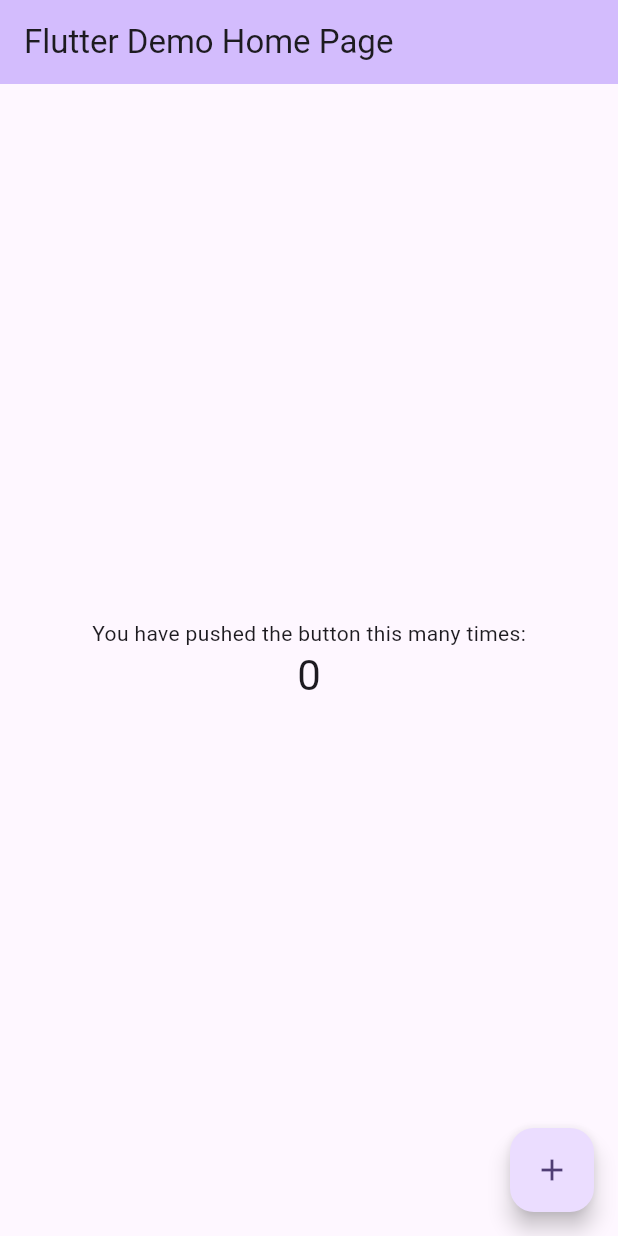
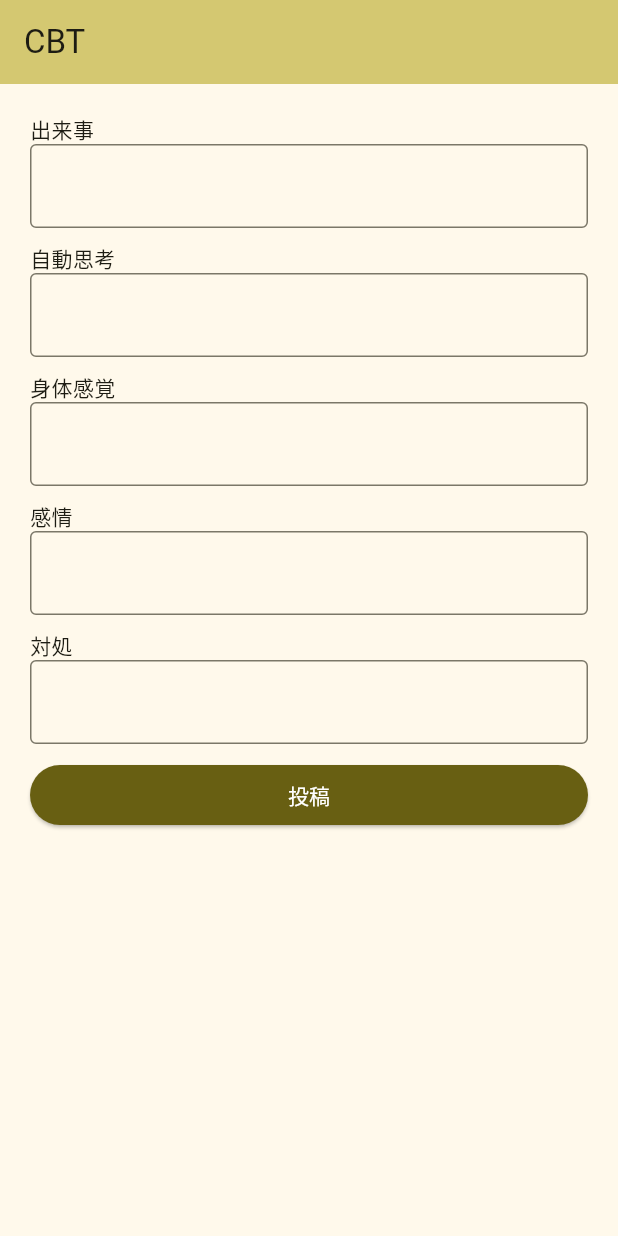
Before and after one commit to YvesDansereau/cbt-memo, a Flutter app: the screen it shows after launch, on a phone screen of 412 x 824 dp. Run offline on Flutter 3.47's test engine with Material 3 defaults, Android fonts, the phone set to English and light mode, and no system bars.

Commit message:
✨ Add stress diary page (#2)

```diff
--- a/lib/main.dart
+++ b/lib/main.dart
@@ -1,4 +1,6 @@
 import 'package:flutter/material.dart';
+
+import 'stress_diary.dart';
 
 void main() {
   runApp(const MyApp());
@@ -7,119 +9,32 @@ void main() {
 class MyApp extends StatelessWidget {
   const MyApp({super.key});
 
-  // This widget is the root of your application.
   @override
   Widget build(BuildContext context) {
     return MaterialApp(
-      title: 'Flutter Demo',
+      title: 'CBT',
       theme: ThemeData(
-        // This is the theme of your application.
-        //
-        // TRY THIS: Try running your application with "flutter run". You'll see
-        // the application has a purple toolbar. Then, without quitting the app,
-        // try changing the seedColor in the colorScheme below to Colors.green
-        // and then invoke "hot reload" (save your changes or press the "hot
-        // reload" button in a Flutter-supported IDE, or press "r" if you used
-        // the command line to start the app).
-        //
-        // Notice that the counter didn't reset back to zero; the application
-        // state is not lost during the reload. To reset the state, use hot
-        // restart instead.
-        //
-        // This works for code too, not just values: Most code changes can be
-        // tested with just a hot reload.
-        colorScheme: ColorScheme.fromSeed(seedColor: Colors.deepPurple),
+        colorScheme: ColorScheme.fromSeed(seedColor: Colors.yellow),
         useMaterial3: true,
       ),
-      home: const MyHomePage(title: 'Flutter Demo Home Page'),
+      home: const MyHomePage(title: 'CBT'),
     );
   }
 }
 
-class MyHomePage extends StatefulWidget {
+class MyHomePage extends StatelessWidget {
   const MyHomePage({super.key, required this.title});
-
-  // This widget is the home page of your application. It is stateful, meaning
-  // that it has a State object (defined below) that contains fields that affect
-  // how it looks.
-
-  // This class is the configuration for the state. It holds the values (in this
-  // case the title) provided by the parent (in this case the App widget) and
-  // used by the build method of the State. Fields in a Widget subclass are
-  // always marked "final".
 
   final String title;
 
   @override
-  State<MyHomePage> createState() => _MyHomePageState();
-}
-
-class _MyHomePageState extends State<MyHomePage> {
-  int _counter = 0;
-
-  void _incrementCounter() {
-    setState(() {
-      // This call to setState tells the Flutter framework that something has
-      // changed in this State, which causes it to rerun the build method below
-      // so that the display can reflect the updated values. If we changed
-      // _counter without calling setState(), then the build method would not be
-      // called again, and so nothing would appear to happen.
-      _counter++;
-    });
-  }
-
-  @override
   Widget build(BuildContext context) {
-    // This method is rerun every time setState is called, for instance as done
-    // by the _incrementCounter method above.
-    //
-    // The Flutter framework has been optimized to make rerunning build methods
-    // fast, so that you can just rebuild anything that needs updating rather
-    // than having to individually change instances of widgets.
     return Scaffold(
       appBar: AppBar(
-        // TRY THIS: Try changing the color here to a specific color (to
-        // Colors.amber, perhaps?) and trigger a hot reload to see the AppBar
-        // change color while the other colors stay the same.
         backgroundColor: Theme.of(context).colorScheme.inversePrimary,
-        // Here we take the value from the MyHomePage object that was created by
-        // the App.build method, and use it to set our appbar title.
-        title: Text(widget.title),
+        title: Text(title),
       ),
-      body: Center(
-        // Center is a layout widget. It takes a single child and positions it
-        // in the middle of the parent.
-        child: Column(
-          // Column is also a layout widget. It takes a list of children and
-          // arranges them vertically. By default, it sizes itself to fit its
-          // children horizontally, and tries to be as tall as its parent.
-          //
-          // Column has various properties to control how it sizes itself and
-          // how it positions its children. Here we use mainAxisAlignment to
-          // center the children vertically; the main axis here is the vertical
-          // axis because Columns are vertical (the cross axis would be
-          // horizontal).
-          //
-          // TRY THIS: Invoke "debug painting" (choose the "Toggle Debug Paint"
-          // action in the IDE, or press "p" in the console), to see the
-          // wireframe for each widget.
-          mainAxisAlignment: MainAxisAlignment.center,
-          children: <Widget>[
-            const Text(
-              'You have pushed the button this many times:',
-            ),
-            Text(
-              '$_counter',
-              style: Theme.of(context).textTheme.headlineMedium,
-            ),
-          ],
-        ),
-      ),
-      floatingActionButton: FloatingActionButton(
-        onPressed: _incrementCounter,
-        tooltip: 'Increment',
-        child: const Icon(Icons.add),
-      ), // This trailing comma makes auto-formatting nicer for build methods.
+      body: const StressDiaryPage(),
     );
   }
 }
--- /dev/null
+++ b/lib/stress_diary.dart
@@ -0,0 +1,109 @@
+import 'package:flutter/material.dart';
+
+import 'title_and_text_field.dart';
+
+class StressDiaryPage extends StatefulWidget {
+  const StressDiaryPage({super.key});
+
+  @override
+  State<StressDiaryPage> createState() => _StressDiaryPageState();
+}
+
+class _StressDiaryPageState extends State<StressDiaryPage> {
+  final event = TextEditingController();
+
+  final automaticThought = TextEditingController();
+
+  final physicalSensation = TextEditingController();
+
+  final sentiment = TextEditingController();
+
+  final handling = TextEditingController();
+
+  final diaries = <StressDiary>[];
+
+  void postDiary() {
+    final diary = StressDiary(event.text, automaticThought.text,
+        physicalSensation.text, sentiment.text, handling.text);
+    setState(() {
+      diaries.add(diary);
+    });
+
+    event.clear();
+    automaticThought.clear();
+    physicalSensation.clear();
+    sentiment.clear();
+    handling.clear();
+  }
+
+  @override
+  Widget build(BuildContext context) {
+    final theme = Theme.of(context);
+
+    return ListView(padding: const EdgeInsets.all(20), children: <Widget>[
+      TitleAndTextField(
+        title: '出来事',
+        controller: event,
+      ),
+      TitleAndTextField(
+        title: '自動思考',
+        controller: automaticThought,
+      ),
+      TitleAndTextField(
+        title: '身体感覚',
+        controller: physicalSensation,
+      ),
+      TitleAndTextField(
+        title: '感情',
+        controller: sentiment,
+      ),
+      TitleAndTextField(
+        title: '対処',
+        controller: handling,
+      ),
+      ElevatedButton(
+        onPressed: postDiary,
+        style: ElevatedButton.styleFrom(
+            foregroundColor: theme.colorScheme.onPrimary,
+            backgroundColor: theme.colorScheme.primary),
+        child: const Text('投稿'),
+      ),
+      const SizedBox(
+        height: 20,
+      ),
+      for (var diary in diaries.reversed) StressDiaryCard(stressDiary: diary),
+    ]);
+  }
+}
+
+class StressDiary {
+  const StressDiary(this.event, this.automaticThought, this.physicalSensation,
+      this.sentiment, this.handling);
+
+  final String event;
+  final String automaticThought;
+  final String physicalSensation;
+  final String sentiment;
+  final String handling;
+}
+
+class StressDiaryCard extends StatelessWidget {
+  final StressDiary stressDiary;
+
+  const StressDiaryCard({super.key, required this.stressDiary});
+
+  @override
+  Widget build(BuildContext context) {
+    return Card(
+      margin: const EdgeInsets.symmetric(vertical: 10),
+      child: Padding(
+        padding: const EdgeInsets.all(8.0),
+        child: Text('事象: ${stressDiary.event}\n'
+            '自動思考: ${stressDiary.automaticThought}\n'
+            '身体感覚: ${stressDiary.physicalSensation}\n'
+            '感情: ${stressDiary.sentiment}\n'
+            '対処: ${stressDiary.handling}'),
+      ),
+    );
+  }
+}
--- /dev/null
+++ b/lib/title_and_text_field.dart
@@ -0,0 +1,23 @@
+import 'package:flutter/material.dart';
+
+class TitleAndTextField extends StatelessWidget {
+  const TitleAndTextField({super.key, required this.title, required this.controller});
+
+  final String title;
+  final TextEditingController controller;
+
+  @override
+  Widget build(BuildContext context) {
+    return Column(
+      crossAxisAlignment: CrossAxisAlignment.start,
+      children: <Widget>[
+        Text(title),
+        TextField(
+          controller: controller,
+          decoration: const InputDecoration(border: OutlineInputBorder()),
+        ),
+        const SizedBox(height: 10,)
+      ],
+    );
+  }
+}
```
